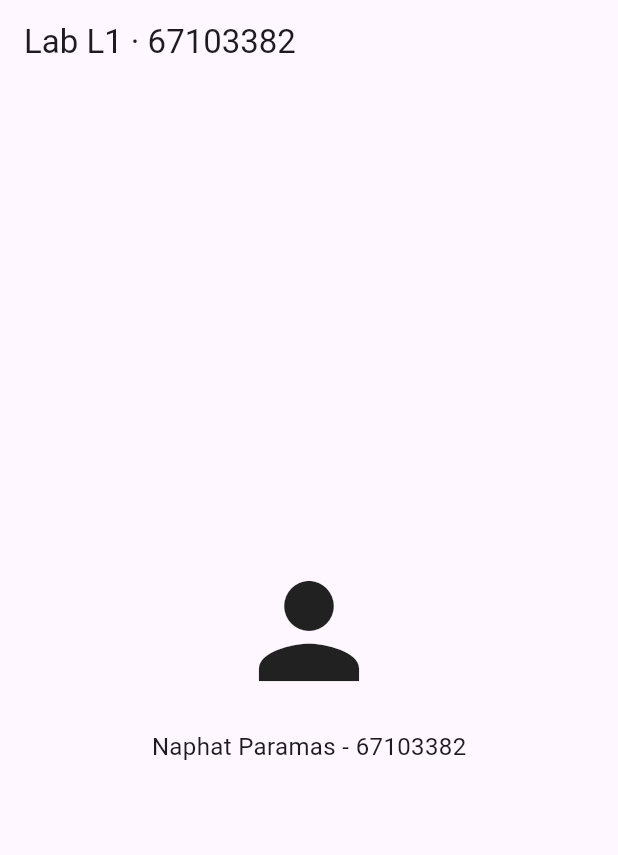
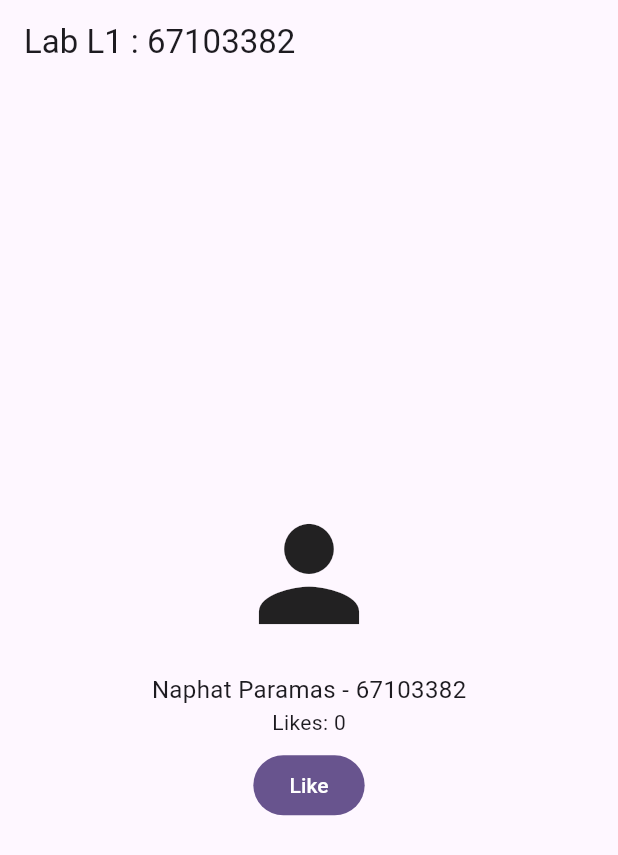
Before and after one commit to Tle1448/lab01_profile, a Flutter app: the screen it shows after launch, on a phone screen of 412 x 824 dp. Shown: the top 855 px of the screen. Run offline on Flutter 3.47's test engine with Material 3 defaults, Android fonts, the phone set to English and light mode, and no system bars.

Commit message:
add like button and setState

```diff
--- a/lib/main.dart
+++ b/lib/main.dart
@@ -1,3 +1,4 @@
+
 import 'package:flutter/material.dart';
 
 void main() {
@@ -19,15 +20,28 @@ class MyApp extends StatelessWidget {
   }
 }
 
-class HomePage extends StatelessWidget {
+class HomePage extends StatefulWidget {
   const HomePage({super.key});
+
+  @override
+  State<HomePage> createState() => _HomePageState();
+}
+
+class _HomePageState extends State<HomePage> {
+  int likes = 0;
+
+  void _like() {
+    setState(() {
+      likes++;
+    });
+  }
 
   @override
   Widget build(BuildContext context) {
     return Scaffold(
       // AppBar
       appBar: AppBar(
-        title: const Text('Lab L1 · 67103382'),
+        title: const Text('Lab L1 : 67103382'),
       ),
 
       // Body
@@ -41,6 +55,14 @@ class HomePage extends StatelessWidget {
               'Naphat Paramas - 67103382',
               style: TextStyle(fontSize: 16),
             ),
+
+            // Like
+            Text('Likes: $likes'),
+            const SizedBox(height: 8),
+            FilledButton(
+              onPressed: _like,
+              child: const Text('Like'),
+            ),
           ],
         ),
       ),
```
